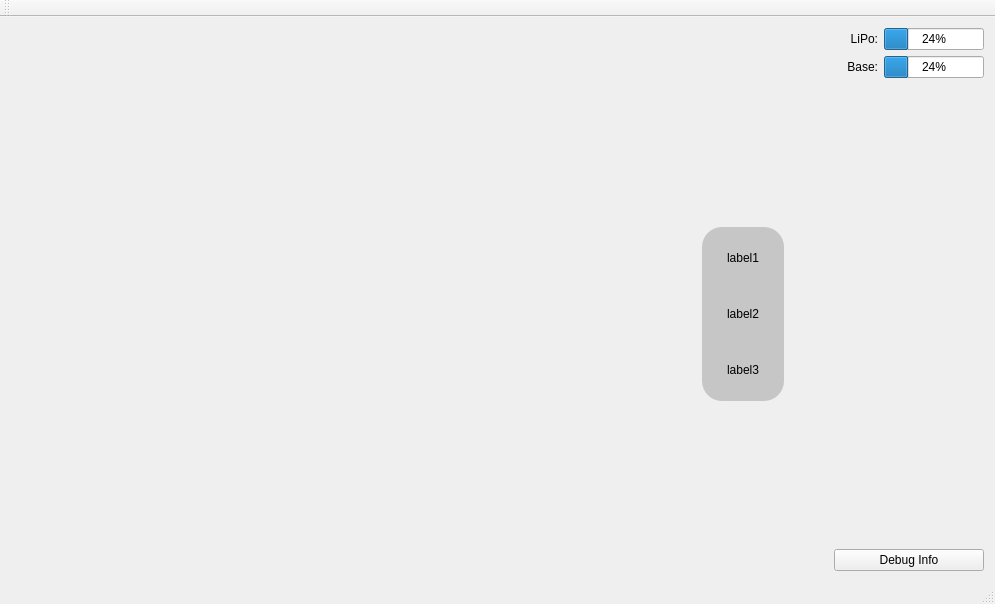
Above: mainwindow.ui from sdpickandroll/Qt_interface before the change. Below: the same form after it.
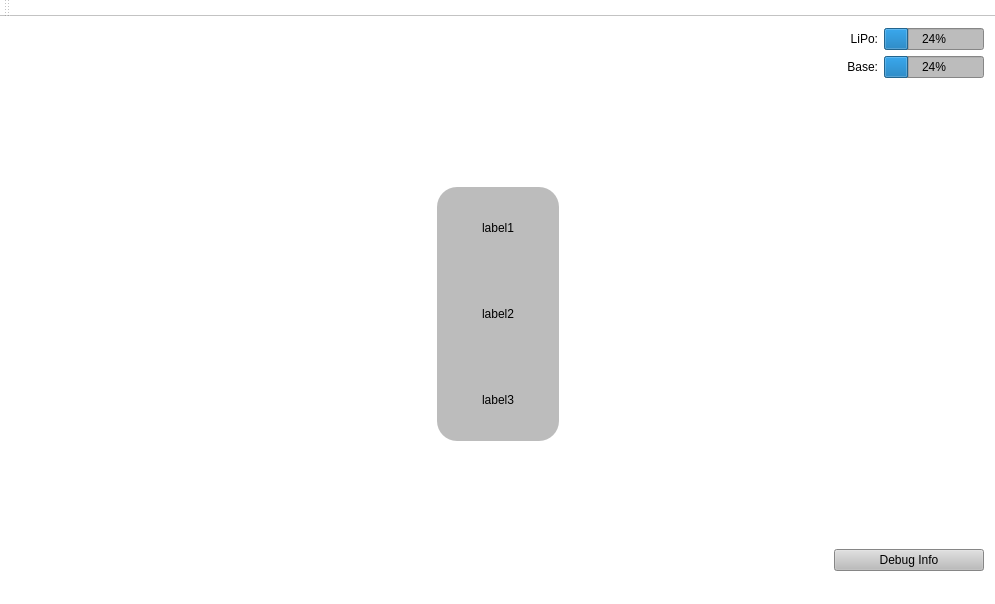
That is the form after the change.

Commit message:
REMOVED VIDEO
REMOVED VIDEO AND REFORMATTED TO ACCOMODATE.

```diff
--- a/mainwindow.ui
+++ b/mainwindow.ui
@@ -14,44 +14,10 @@
    <string>MainWindow</string>
   </property>
   <property name="styleSheet">
-   <string notr="true"/>
+   <string notr="true">background-color: rgb(255, 255, 255);</string>
   </property>
   <widget class="QWidget" name="centralWidget">
    <layout class="QHBoxLayout" name="horizontalLayout_5">
-    <item>
-     <widget class="QLabel" name="video_label">
-      <property name="sizePolicy">
-       <sizepolicy hsizetype="MinimumExpanding" vsizetype="Preferred">
-        <horstretch>0</horstretch>
-        <verstretch>0</verstretch>
-       </sizepolicy>
-      </property>
-      <property name="minimumSize">
-       <size>
-        <width>100</width>
-        <height>0</height>
-       </size>
-      </property>
-      <property name="sizeIncrement">
-       <size>
-        <width>0</width>
-        <height>0</height>
-       </size>
-      </property>
-      <property name="baseSize">
-       <size>
-        <width>500</width>
-        <height>300</height>
-       </size>
-      </property>
-      <property name="text">
-       <string/>
-      </property>
-      <property name="scaledContents">
-       <bool>true</bool>
-      </property>
-     </widget>
-    </item>
     <item>
      <layout class="QVBoxLayout" name="verticalLayout_2">
       <item>
@@ -80,6 +46,9 @@
             <height>16777215</height>
            </size>
           </property>
+          <property name="styleSheet">
+           <string notr="true">background-color: rgb(188, 188, 188);</string>
+          </property>
           <property name="value">
            <number>24</number>
           </property>
@@ -119,6 +88,9 @@
             <height>16777215</height>
            </size>
           </property>
+          <property name="styleSheet">
+           <string notr="true">background-color: rgb(188, 188, 188);</string>
+          </property>
           <property name="value">
            <number>24</number>
           </property>
@@ -175,7 +147,7 @@
            <bool>false</bool>
           </property>
           <property name="styleSheet">
-           <string notr="true">background-color: rgb(198, 198, 198);
+           <string notr="true">background-color: rgb(188, 188, 188);
 border-color: rgb(84, 84, 84);
 border-radius: 20px;</string>
           </property>
@@ -186,7 +158,7 @@
            <enum>QFrame::Raised</enum>
           </property>
           <layout class="QVBoxLayout" name="verticalLayout">
-           <item>
+           <item alignment="Qt::AlignHCenter|Qt::AlignVCenter">
             <widget class="QLabel" name="up_arrow_label">
              <property name="sizePolicy">
               <sizepolicy hsizetype="Preferred" vsizetype="Preferred">
@@ -196,8 +168,8 @@
              </property>
              <property name="minimumSize">
               <size>
-               <width>40</width>
-               <height>40</height>
+               <width>60</width>
+               <height>60</height>
               </size>
              </property>
              <property name="maximumSize">
@@ -223,12 +195,12 @@
              </property>
             </widget>
            </item>
-           <item>
+           <item alignment="Qt::AlignHCenter|Qt::AlignVCenter">
             <widget class="QLabel" name="turning_label">
              <property name="minimumSize">
               <size>
-               <width>60</width>
-               <height>60</height>
+               <width>100</width>
+               <height>100</height>
               </size>
              </property>
              <property name="maximumSize">
@@ -251,12 +223,12 @@
              </property>
             </widget>
            </item>
-           <item>
+           <item alignment="Qt::AlignHCenter|Qt::AlignVCenter">
             <widget class="QLabel" name="down_arrow_label">
              <property name="minimumSize">
               <size>
-               <width>40</width>
-               <height>40</height>
+               <width>60</width>
+               <height>60</height>
               </size>
              </property>
              <property name="maximumSize">
@@ -354,6 +326,9 @@
           <property name="layoutDirection">
            <enum>Qt::LeftToRight</enum>
           </property>
+          <property name="styleSheet">
+           <string notr="true">background-color: rgb(188, 188, 188);</string>
+          </property>
           <property name="text">
            <string>Debug Info</string>
           </property>
```
The commit also changes 2 other files.
